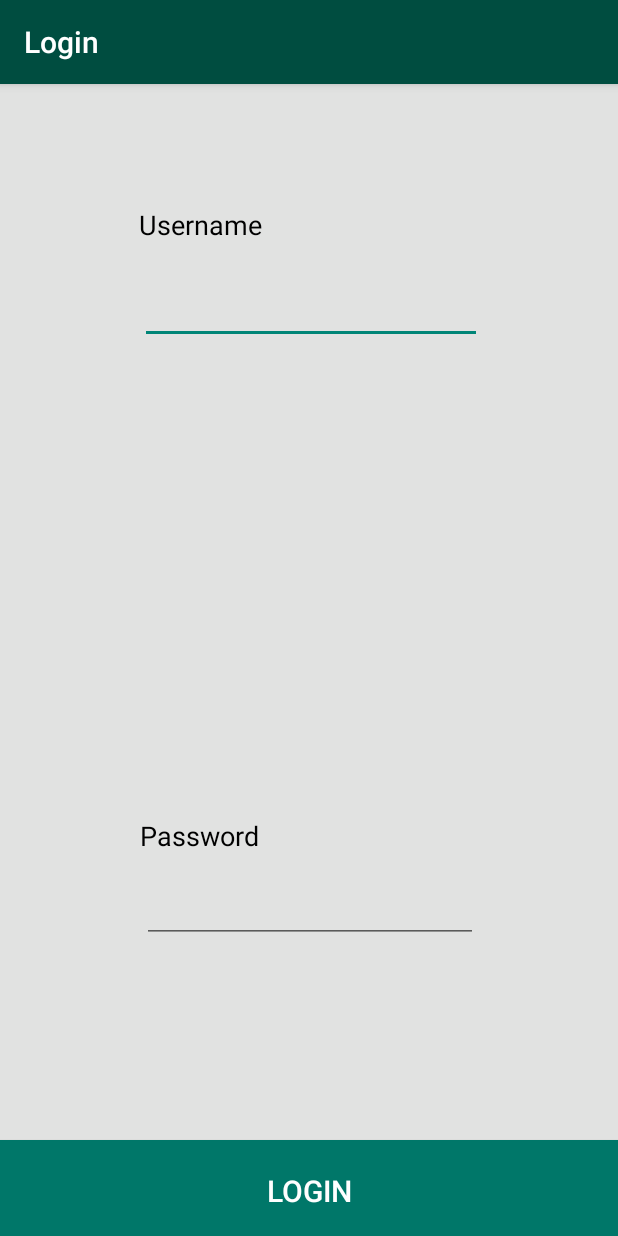
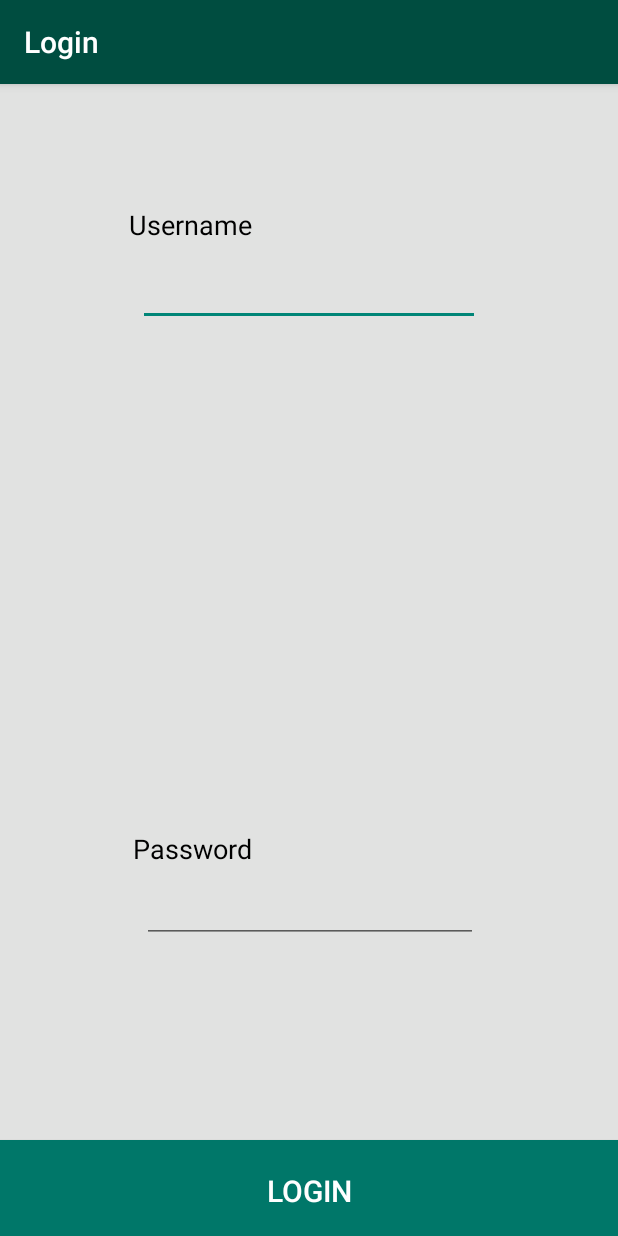
Before and after one commit to yuri0202/projectso2, an Android app: the screen it shows after launch (LoginActivity), on a phone screen of 412 x 824 dp. Run offline under Robolectric (Android 15) with nearby library versions, the phone set to English and light mode, and no system bars; libraries missing offline, so code that uses them is left out: org.springframework.http, org.springframework.web.

Commit message:
GUI - login

```diff
--- a/app/src/main/res/layout/activity_login.xml
+++ b/app/src/main/res/layout/activity_login.xml
@@ -13,7 +13,7 @@
         android:id="@+id/textView"
         android:layout_width="wrap_content"
         android:layout_height="wrap_content"
-        android:layout_marginBottom="16dp"
+        android:layout_marginBottom="7dp"
         android:text="Password"
         android:textColor="@color/common_google_signin_btn_text_dark_focused"
         android:textSize="18sp"
@@ -23,7 +23,7 @@
         tools:layout_constraintBottom_creator="1"
         tools:layout_constraintLeft_creator="1"
         tools:layout_constraintRight_creator="1"
-        app:layout_constraintHorizontal_bias="0.28" />
+        app:layout_constraintHorizontal_bias="0.267" />
 
     <TextView
         android:id="@+id/textView12"
@@ -39,13 +39,13 @@
         tools:layout_constraintLeft_creator="1"
         tools:layout_constraintRight_creator="1"
         tools:layout_constraintTop_creator="1"
-        app:layout_constraintHorizontal_bias="0.28" />
+        app:layout_constraintHorizontal_bias="0.26" />
 
     <EditText
         android:id="@+id/usernameTxt"
         android:layout_width="228dp"
         android:layout_height="47dp"
-        android:layout_marginTop="20dp"
+        android:layout_marginTop="8dp"
         android:ems="10"
         android:inputType="textPersonName"
         app:layout_constraintLeft_toLeftOf="parent"
@@ -53,8 +53,7 @@
         app:layout_constraintTop_toBottomOf="@+id/textView12"
         tools:layout_constraintLeft_creator="1"
         tools:layout_constraintRight_creator="1"
-        tools:layout_constraintTop_creator="1"
-        app:layout_constraintHorizontal_bias="0.506" />
+        tools:layout_constraintTop_creator="1" />
 
     <Button
         android:id="@+id/okBtn"
```
